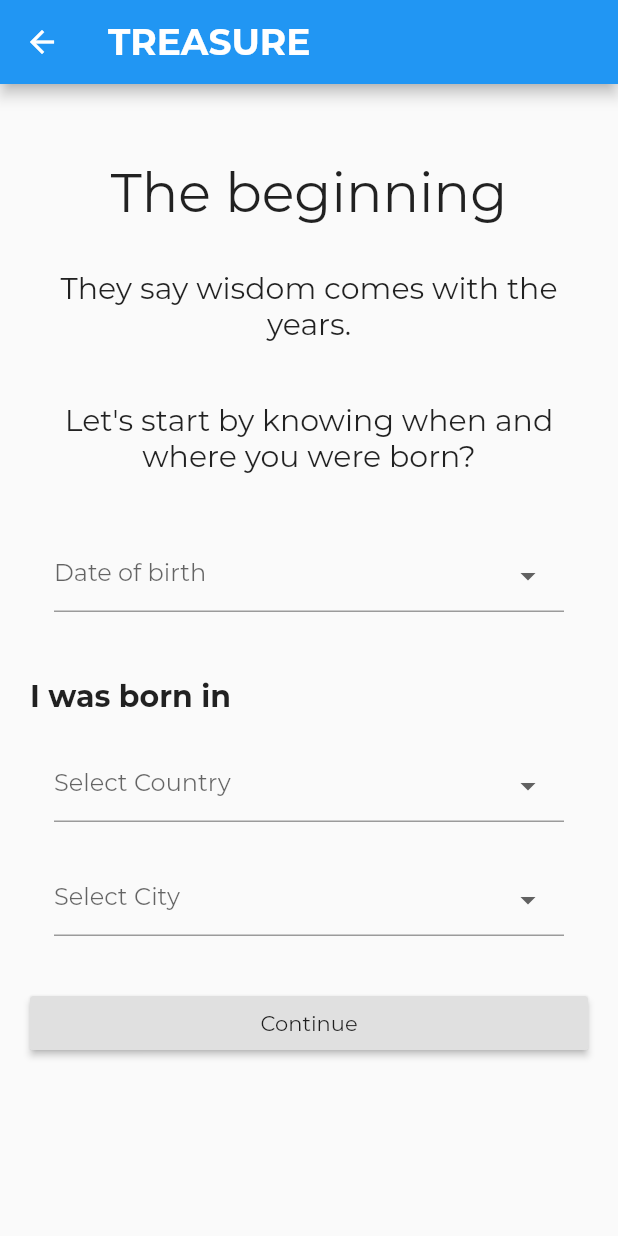
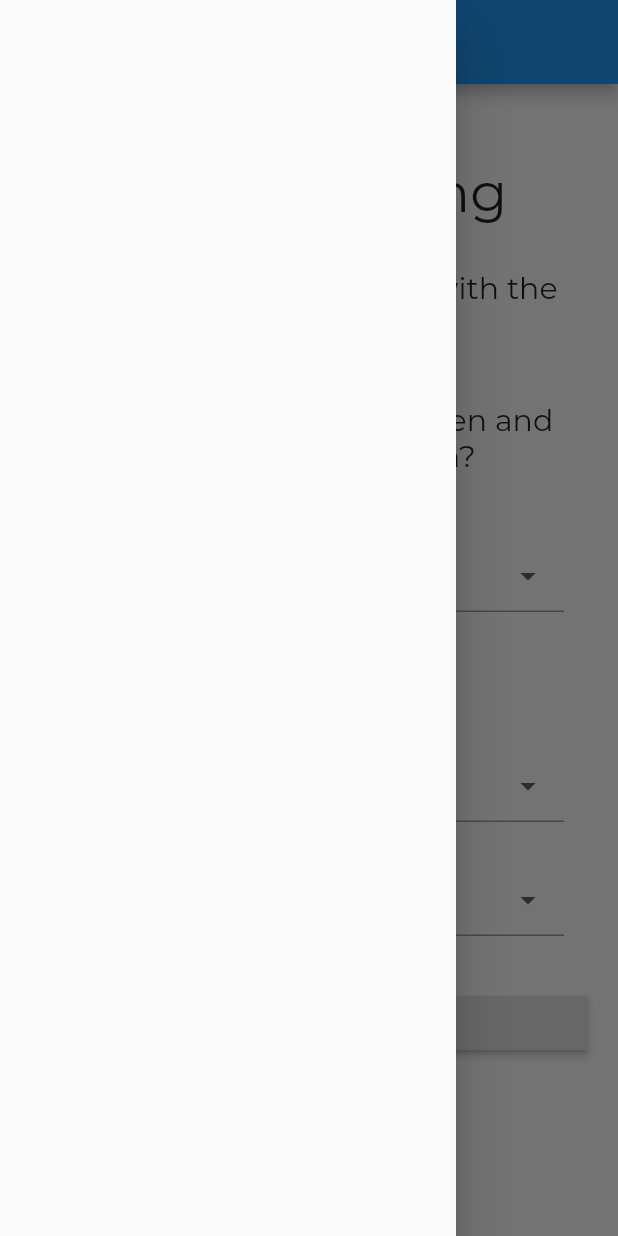
Before and after one commit to gluix20/legacy, a Flutter app: the BeginScreen screen opened directly, with the side drawer open (before the commit the screen has no drawer), on a phone screen of 412 x 824 dp. Run offline on Flutter 3.47's test engine with Material 2 defaults, Android fonts, the phone set to English and light mode, and no system bars; missing offline and left inert: validate; project files that could hold a hidden picture were left out.

Commit message:
With Drawer and Menu Icon.

```diff
--- a/lib/begin.dart
+++ b/lib/begin.dart
@@ -5,15 +5,22 @@ import 'city.dart';
 
 class BeginScreen extends StatelessWidget {
 
+  final GlobalKey<ScaffoldState> _scaffoldKey = new GlobalKey<ScaffoldState>();
+
   @override
   Widget build(BuildContext context) {
     return new Scaffold(
+      key: _scaffoldKey,
+      drawer: new Drawer(),
       appBar: new AppBar(
         title: new Text("TREASURE", style: new TextStyle(
-        fontSize: 24.0,
-        fontStyle: FontStyle.normal,
-        fontWeight: FontWeight.bold)
-      ),
+          fontSize: 24.0,
+          fontStyle: FontStyle.normal,
+          fontWeight: FontWeight.bold)
+
+        ),
+        leading: new IconButton(icon: new Icon(Icons.menu),
+            onPressed: () => _scaffoldKey.currentState.openDrawer()),
       ),
       body: new Container(
         padding: new EdgeInsets.all(20.0),
--- a/lib/story.dart
+++ b/lib/story.dart
@@ -37,6 +37,7 @@ class StoryScreen extends StatelessWidget {
                   //leading: const Icon(Icons.person), //The icon prior the field.
                   title: new TextField(
                     decoration: new InputDecoration(
+                      contentPadding: EdgeInsets.zero,
                       border: InputBorder.none,
                       hintText: "What do you think of your city?", //It appears on textfield as help.
                     ),
@@ -49,7 +50,7 @@ class StoryScreen extends StatelessWidget {
                 ),
                 margin: new EdgeInsets.only(top: 0.0, bottom: 40.0),
               ),
-
+/*
               new RaisedButton(
                 onPressed: () {
                   //Navigator.pop(context);
@@ -61,6 +62,7 @@ class StoryScreen extends StatelessWidget {
                 },
                 child: new Text('Continue'),
               ),
+              */
             ]),
 
       ),
```
Also changed, not shown: lib/city.dart (+7 -0 lines).
